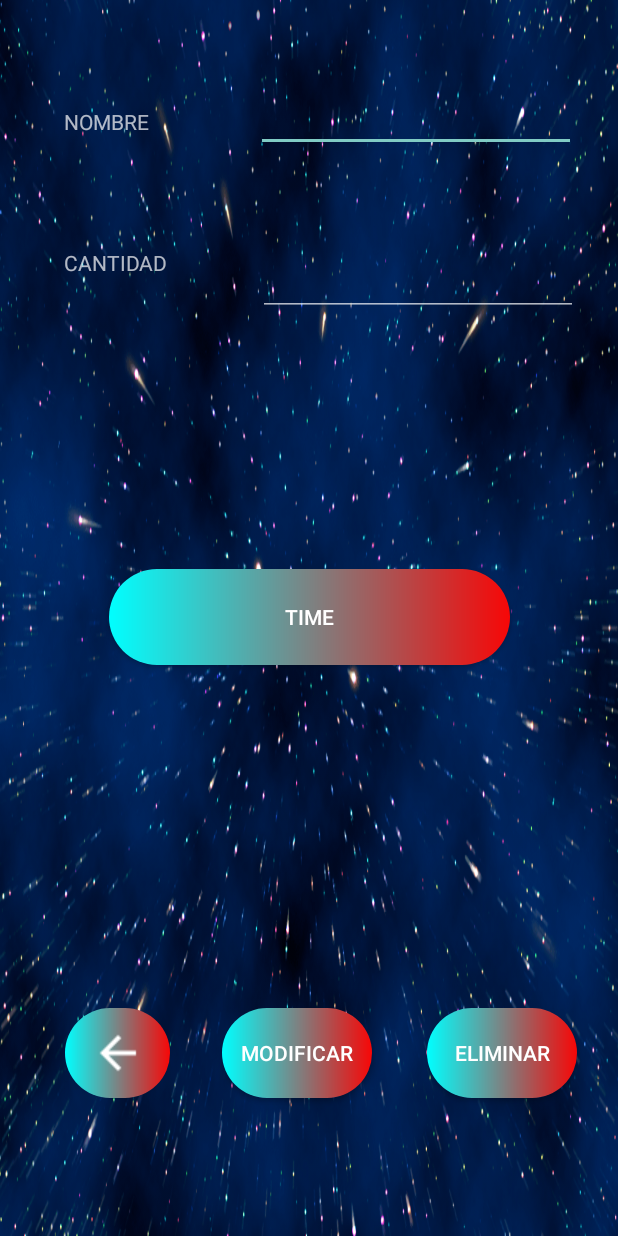
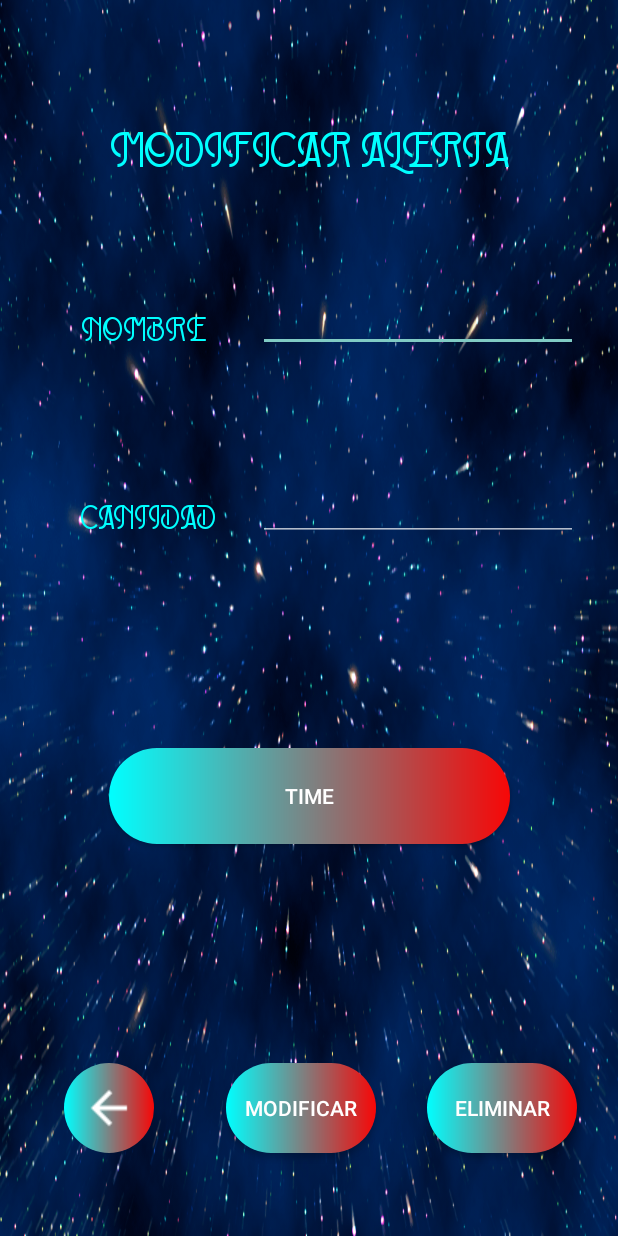
Before and after one commit to Danielmg21/TFG, an Android app: the ModifyPill screen opened directly, with no data from a screen before it, on a phone screen of 412 x 824 dp. Run offline under Robolectric (Android 15) with nearby library versions, the phone set to English and light mode, and no system bars; 1 statement that could not run was skipped.

Commit message:
Ajustes visuales

```diff
--- a/pruebas/app/src/main/AndroidManifest.xml
+++ b/pruebas/app/src/main/AndroidManifest.xml
@@ -11,9 +11,9 @@
         android:roundIcon="@mipmap/ic_launcher_round"
         android:supportsRtl="true"
         android:theme="@style/Theme.AppCompat.NoActionBar">
-        <activity android:name=".ModifyMedicine"></activity>
+        <activity android:name=".ModifyPill"></activity>
         <activity android:name=".ShowPills" />
-        <activity android:name=".AddPillActivity" />
+        <activity android:name=".AddPill" />
         <activity android:name=".GameActivity"/>
         <activity
             android:name=".MainScreen"
--- a/pruebas/app/src/main/java/com/example/pruebas/utilidades/Utilidades.java
+++ b/pruebas/app/src/main/java/com/example/pruebas/utilidades/Utilidades.java
@@ -8,6 +8,7 @@ public class Utilidades {
     public static final String CAMPO_HORA = "hora";
     public static final String CAMPO_DESCRIPCION = "descripcion";
     public static final String CAMPO_MINUTOS = "minutos";
+    public static final String CAMPO_FECHA = "fecha";
 
     public static final String CREAR_TABLA_MEDICINE = "CREATE TABLE " +
             "" +TABLE_MEDICINE + " (" + CAMPO_NAME + " TEXT, "
--- a/pruebas/app/src/main/res/layout/activity_modify_medicine.xml
+++ b/pruebas/app/src/main/res/layout/activity_modify_medicine.xml
@@ -5,19 +5,23 @@
     android:layout_width="match_parent"
     android:layout_height="match_parent"
     android:background="@drawable/space"
-    tools:context=".ModifyMedicine">
+    tools:context=".ModifyPill">
 
     <TextView
         android:id="@+id/textView5"
         android:layout_width="107dp"
         android:layout_height="32dp"
         android:text="@string/nombre"
+        android:fontFamily="@font/broad"
+        android:gravity="center"
+        android:textColor="#00FFFF"
+        android:textSize="20dp"
         app:layout_constraintBottom_toBottomOf="parent"
         app:layout_constraintEnd_toEndOf="parent"
         app:layout_constraintHorizontal_bias="0.141"
         app:layout_constraintStart_toStartOf="parent"
         app:layout_constraintTop_toTopOf="parent"
-        app:layout_constraintVertical_bias="0.09" />
+        app:layout_constraintVertical_bias="0.257" />
 
     <EditText
         android:id="@+id/campoMedicine"
@@ -27,34 +31,38 @@
         android:inputType="textPersonName"
         app:layout_constraintBottom_toBottomOf="parent"
         app:layout_constraintEnd_toEndOf="parent"
-        app:layout_constraintHorizontal_bias="0.86"
+        app:layout_constraintHorizontal_bias="0.865"
         app:layout_constraintStart_toStartOf="parent"
         app:layout_constraintTop_toTopOf="parent"
-        app:layout_constraintVertical_bias="0.072" />
+        app:layout_constraintVertical_bias="0.243" />
 
     <TextView
         android:id="@+id/textView7"
         android:layout_width="105dp"
         android:layout_height="33dp"
         android:text="@string/cantidad"
+        android:fontFamily="@font/broad"
+        android:gravity="center"
+        android:textColor="#00FFFF"
+        android:textSize="20dp"
         app:layout_constraintBottom_toBottomOf="parent"
         app:layout_constraintEnd_toEndOf="parent"
-        app:layout_constraintHorizontal_bias="0.14"
+        app:layout_constraintHorizontal_bias="0.147"
         app:layout_constraintStart_toStartOf="parent"
         app:layout_constraintTop_toTopOf="parent"
-        app:layout_constraintVertical_bias="0.209" />
+        app:layout_constraintVertical_bias="0.415" />
 
     <ImageButton
         android:id="@+id/modifyBack"
-        android:layout_width="70dp"
+        android:layout_width="60dp"
         android:layout_height="60dp"
         android:background="@drawable/custom_button"
         app:layout_constraintBottom_toBottomOf="parent"
         app:layout_constraintEnd_toEndOf="parent"
-        app:layout_constraintHorizontal_bias="0.126"
+        app:layout_constraintHorizontal_bias="0.122"
         app:layout_constraintStart_toStartOf="parent"
         app:layout_constraintTop_toTopOf="parent"
-        app:layout_constraintVertical_bias="0.88"
+        app:layout_constraintVertical_bias="0.928"
         app:srcCompat="@drawable/outline_arrow_back_white_18" />
 
     <EditText
@@ -68,7 +76,7 @@
         app:layout_constraintHorizontal_bias="0.865"
         app:layout_constraintStart_toStartOf="parent"
         app:layout_constraintTop_toTopOf="parent"
-        app:layout_constraintVertical_bias="0.212" />
+        app:layout_constraintVertical_bias="0.405" />
 
     <Button
         android:id="@+id/modificar"
@@ -79,10 +87,10 @@
         android:text="@string/modificar"
         app:layout_constraintBottom_toBottomOf="parent"
         app:layout_constraintEnd_toEndOf="parent"
-        app:layout_constraintHorizontal_bias="0.475"
+        app:layout_constraintHorizontal_bias="0.482"
         app:layout_constraintStart_toStartOf="parent"
         app:layout_constraintTop_toTopOf="parent"
-        app:layout_constraintVertical_bias="0.88" />
+        app:layout_constraintVertical_bias="0.928" />
 
     <Button
         android:id="@+id/eliminar"
@@ -95,7 +103,7 @@
         app:layout_constraintHorizontal_bias="0.913"
         app:layout_constraintStart_toStartOf="parent"
         app:layout_constraintTop_toTopOf="parent"
-        app:layout_constraintVertical_bias="0.88" />
+        app:layout_constraintVertical_bias="0.928" />
 
     <Button
         android:id="@+id/chooseDate"
@@ -108,6 +116,21 @@
         app:layout_constraintEnd_toEndOf="parent"
         app:layout_constraintStart_toStartOf="parent"
         app:layout_constraintTop_toTopOf="parent"
-        app:layout_constraintVertical_bias="0.499" />
+        app:layout_constraintVertical_bias="0.656" />
+
+    <TextView
+        android:id="@+id/textView6"
+        android:layout_width="wrap_content"
+        android:layout_height="wrap_content"
+        android:fontFamily="@font/broad"
+        android:gravity="center"
+        android:text="@string/modificarMedicamento"
+        android:textColor="#00FFFF"
+        android:textSize="30dp"
+        app:layout_constraintBottom_toBottomOf="parent"
+        app:layout_constraintEnd_toEndOf="parent"
+        app:layout_constraintStart_toStartOf="parent"
+        app:layout_constraintTop_toTopOf="parent"
+        app:layout_constraintVertical_bias="0.101" />
 
 </androidx.constraintlayout.widget.ConstraintLayout>
--- a/pruebas/app/src/main/res/values/colors.xml
+++ b/pruebas/app/src/main/res/values/colors.xml
@@ -14,4 +14,5 @@
     <color name="tableBack">#8BF7F5</color>
     <color name="tableHead">#117A65</color>
     <color name="tableLetter">#D1F2EB </color>
+    <color name="a">#20D0CB </color>
 </resources>
--- a/pruebas/app/src/main/res/values/strings.xml
+++ b/pruebas/app/src/main/res/values/strings.xml
@@ -14,5 +14,6 @@
     <string name="eliminar">ELIMINAR</string>
     <string name="limpiar">LIMPIAR</string>
     <string name="hora">HORA</string>
-    <string name="añadirMedicamento">INTRODUZCA LOS VALORES PORFAVOR</string>
+    <string name="añadirMedicamento">CREAR NUEVA ALERTA</string>
+    <string name="modificarMedicamento">MODIFICAR ALERTA</string>
 </resources>
```
Also changed, not shown: pruebas/app/src/main/java/com/example/pruebas/AddPill.java (renamed from pruebas/app/src/main/java/com/example/pruebas/AddPillActivity.java, +25 -13 lines), pruebas/app/src/main/java/com/example/pruebas/ModifyPill.java (renamed from pruebas/app/src/main/java/com/example/pruebas/ModifyMedicine.java, +32 -13 lines), pruebas/app/src/main/java/com/example/pruebas/ShowPills.java (+24 -4 lines), pruebas/app/src/main/res/font/fonts.xml (added, +11 -0 lines), pruebas/app/src/main/res/layout/activity_add_pill.xml (+17 -5 lines), pruebas/app/src/main/res/layout/activity_mainscreen.xml (+31 -15 lines), pruebas/app/src/main/res/layout/activity_show_pills.xml (+7 -7 lines), pruebas/app/src/main/res/font/broad.ttf (added), 1 other file.
